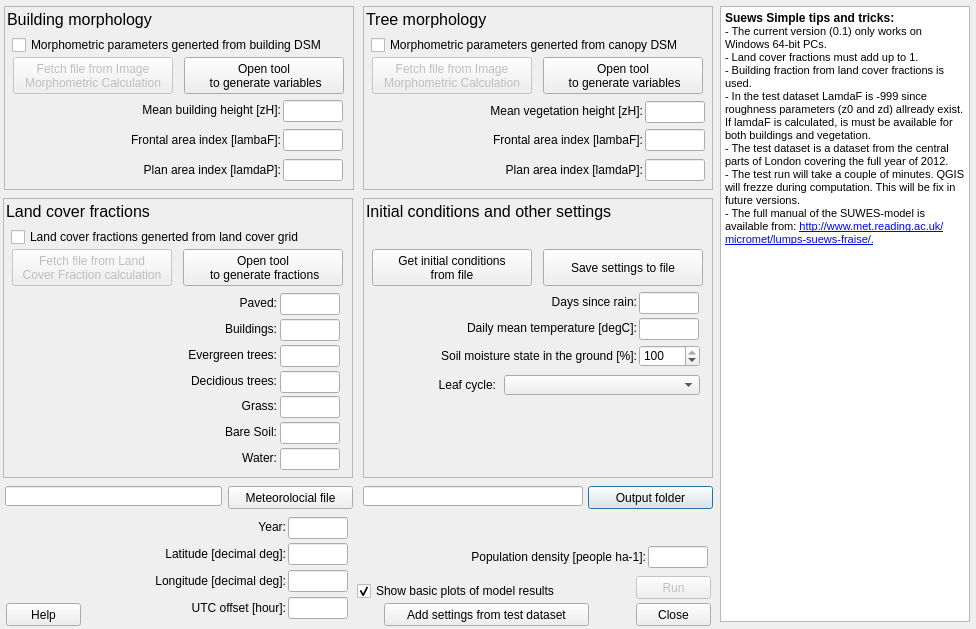
UMEP-dev/UMEP, file SuewsSimple/suews_simple_dialog_base.ui: the form before one commit.
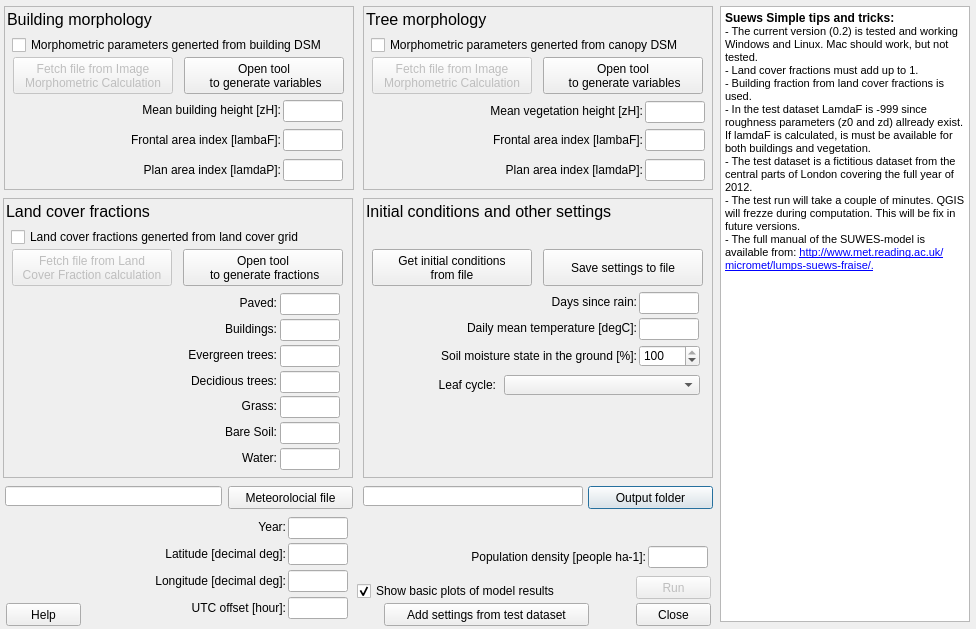
The form after the commit.

The edit to the form file:
```diff
--- a/SuewsSimple/suews_simple_dialog_base.ui
+++ b/SuewsSimple/suews_simple_dialog_base.ui
@@ -1198,13 +1198,14 @@
 p, li { white-space: pre-wrap; }
 &lt;/style&gt;&lt;/head&gt;&lt;body style=&quot; font-family:'MS Shell Dlg 2'; font-size:8.25pt; font-weight:400; font-style:normal;&quot;&gt;
 &lt;p style=&quot; margin-top:0px; margin-bottom:0px; margin-left:0px; margin-right:0px; -qt-block-indent:0; text-indent:0px;&quot;&gt;&lt;span style=&quot; font-size:9pt; font-weight:600;&quot;&gt;Suews Simple tips and tricks:&lt;/span&gt;&lt;/p&gt;
-&lt;p style=&quot; margin-top:0px; margin-bottom:0px; margin-left:0px; margin-right:0px; -qt-block-indent:0; text-indent:0px;&quot;&gt;&lt;span style=&quot; font-size:8pt;&quot;&gt;- The current version (0.1) only works on Windows 64-bit PCs.&lt;/span&gt;&lt;/p&gt;
+&lt;p style=&quot; margin-top:0px; margin-bottom:0px; margin-left:0px; margin-right:0px; -qt-block-indent:0; text-indent:0px;&quot;&gt;&lt;span style=&quot; font-size:8pt;&quot;&gt;- The current version (0.2) is tested and working Windows and Linux. Mac should work, but not tested.&lt;/span&gt;&lt;/p&gt;
 &lt;p style=&quot; margin-top:0px; margin-bottom:0px; margin-left:0px; margin-right:0px; -qt-block-indent:0; text-indent:0px;&quot;&gt;&lt;span style=&quot; font-size:8pt;&quot;&gt;- Land cover fractions must add up to 1. &lt;/span&gt;&lt;/p&gt;
 &lt;p style=&quot; margin-top:0px; margin-bottom:0px; margin-left:0px; margin-right:0px; -qt-block-indent:0; text-indent:0px;&quot;&gt;&lt;span style=&quot; font-size:8pt;&quot;&gt;- Building fraction from land cover fractions is used.&lt;/span&gt;&lt;/p&gt;
 &lt;p style=&quot; margin-top:0px; margin-bottom:0px; margin-left:0px; margin-right:0px; -qt-block-indent:0; text-indent:0px;&quot;&gt;&lt;span style=&quot; font-size:8pt;&quot;&gt;- In the test dataset LamdaF is -999 since roughness parameters (z0 and zd) allready exist. If lamdaF is calculated, is must be available for both buildings and vegetation. &lt;/span&gt;&lt;/p&gt;
-&lt;p style=&quot; margin-top:0px; margin-bottom:0px; margin-left:0px; margin-right:0px; -qt-block-indent:0; text-indent:0px;&quot;&gt;&lt;span style=&quot; font-size:8pt;&quot;&gt;- The test dataset is a dataset from the central parts of London covering the full year of 2012.&lt;/span&gt;&lt;/p&gt;
+&lt;p style=&quot; margin-top:0px; margin-bottom:0px; margin-left:0px; margin-right:0px; -qt-block-indent:0; text-indent:0px;&quot;&gt;&lt;span style=&quot; font-size:8pt;&quot;&gt;- The test dataset is a fictitious dataset from the central parts of London covering the full year of 2012.&lt;/span&gt;&lt;/p&gt;
 &lt;p style=&quot; margin-top:0px; margin-bottom:0px; margin-left:0px; margin-right:0px; -qt-block-indent:0; text-indent:0px;&quot;&gt;&lt;span style=&quot; font-size:8pt;&quot;&gt;- The test run will take a couple of minutes. QGIS will frezze during computation. This will be fix in future versions. &lt;/span&gt;&lt;/p&gt;
-&lt;p style=&quot; margin-top:0px; margin-bottom:0px; margin-left:0px; margin-right:0px; -qt-block-indent:0; text-indent:0px;&quot;&gt;&lt;span style=&quot; font-size:8pt;&quot;&gt;- The full manual of the SUWES-model is available from: &lt;/span&gt;&lt;a href=&quot;http://www.met.reading.ac.uk/micromet/lumps-suews-fraise/&quot;&gt;&lt;span style=&quot; font-size:8pt; text-decoration: underline; color:#0000ff;&quot;&gt;http://www.met.reading.ac.uk/micromet/lumps-suews-fraise/.&lt;/span&gt;&lt;/a&gt;&lt;/p&gt;&lt;/body&gt;&lt;/html&gt;</string>
+&lt;p style=&quot; margin-top:0px; margin-bottom:0px; margin-left:0px; margin-right:0px; -qt-block-indent:0; text-indent:0px;&quot;&gt;&lt;span style=&quot; font-size:8pt;&quot;&gt;- The full manual of the SUWES-model is available from: &lt;/span&gt;&lt;a href=&quot;http://www.met.reading.ac.uk/micromet/lumps-suews-fraise/&quot;&gt;&lt;span style=&quot; font-size:8pt; text-decoration: underline; color:#0000ff;&quot;&gt;http://www.met.reading.ac.uk/micromet/lumps-suews-fraise/.&lt;/span&gt;&lt;/a&gt;&lt;/p&gt;
+&lt;p style=&quot;-qt-paragraph-type:empty; margin-top:0px; margin-bottom:0px; margin-left:0px; margin-right:0px; -qt-block-indent:0; text-indent:0px; font-size:8pt; text-decoration: underline; color:#0000ff;&quot;&gt;&lt;br /&gt;&lt;/p&gt;&lt;/body&gt;&lt;/html&gt;</string>
    </property>
   </widget>
   <widget class="QCheckBox" name="checkBoxPlots">
```
